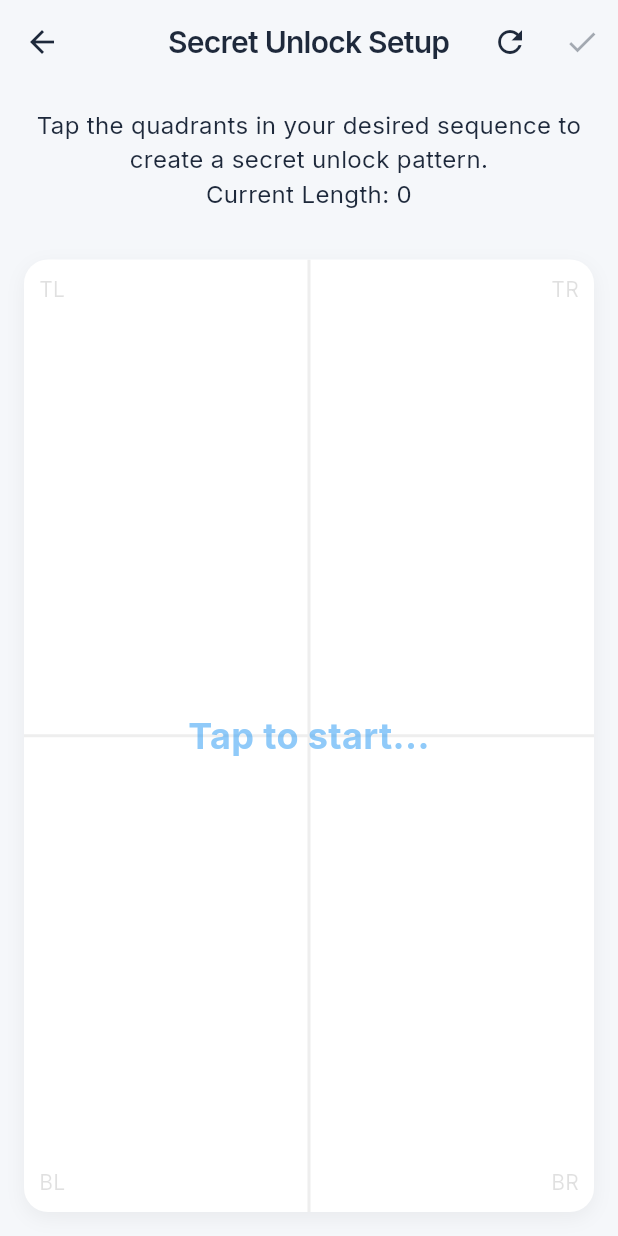
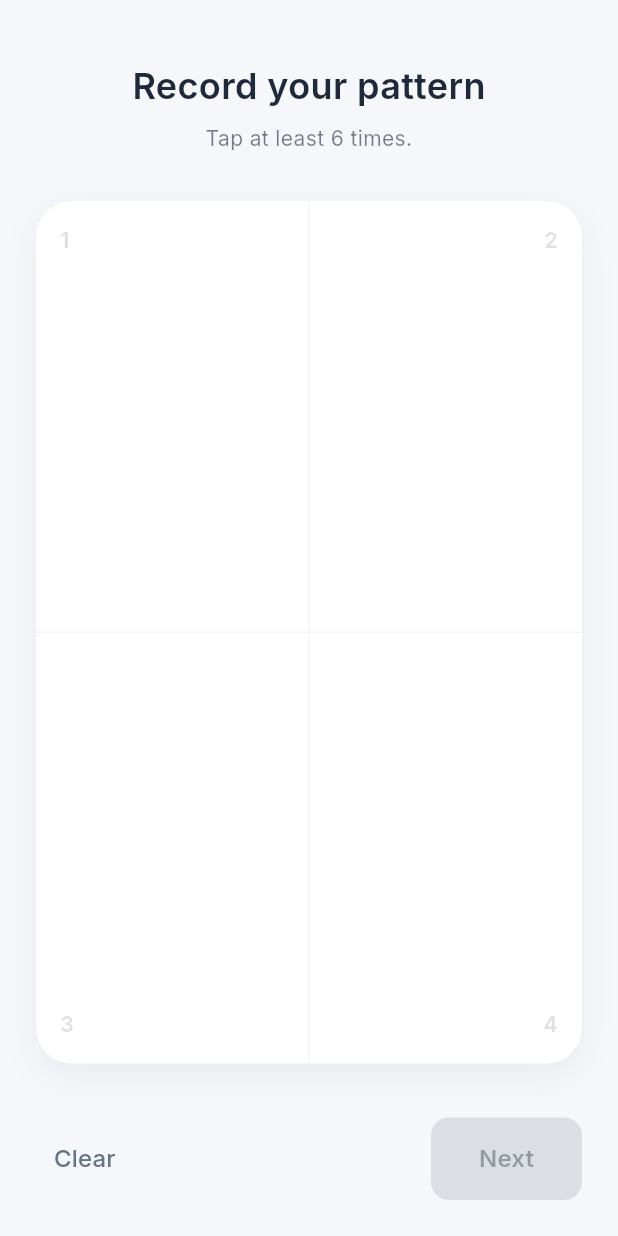
Before and after one commit to KiloMikeTango/Privacy-Protection, a Flutter app: the SecretSetupScreen screen opened by its route, on a phone screen of 412 x 824 dp. Run offline on Flutter 3.47's test engine with Material 3 defaults, Android fonts, the phone set to English and light mode, and no system bars; our stand-ins replace flutter_staggered_animations, google_fonts.

Commit message:
minimum 6 taps lock

```diff
--- a/lib/screens/home_screen.dart
+++ b/lib/screens/home_screen.dart
@@ -133,7 +133,7 @@ class _HomeScreenState extends State<HomeScreen> {
                                             color: _running
                                                 ? colorScheme.primary
                                                 : colorScheme.secondary,
-                                            fontWeight: FontWeight.w800,
+                                            fontWeight: FontWeight.w900,
                                           ),
                                     ),
                                   ),
--- a/lib/screens/secret_setup_screen.dart
+++ b/lib/screens/secret_setup_screen.dart
@@ -12,9 +12,13 @@ class SecretSetupScreen extends StatefulWidget {
 class _SecretSetupScreenState extends State<SecretSetupScreen> {
   static const MethodChannel _channel = MethodChannel('privacy_protection');
   final List<int> _pattern = [];
+  final List<int> _confirmedPattern = [];
   bool _saving = false;
+  bool _isConfirming = false; // false = Recording, true = Confirming
 
   void _handleTap(TapUpDetails details, Size size) {
+    if (_saving) return;
+
     final x = details.localPosition.dx;
     final y = details.localPosition.dy;
     final w = size.width;
@@ -25,26 +29,77 @@ class _SecretSetupScreenState extends State<SecretSetupScreen> {
     int quadrant = row * 2 + col; // 0=TL, 1=TR, 2=BL, 3=BR
 
     setState(() {
+      if (_isConfirming) {
+        _confirmedPattern.add(quadrant);
+      } else {
         _pattern.add(quadrant);
+      }
+    });
+  }
+
+  void _reset() {
+    setState(() {
+      _pattern.clear();
+      _confirmedPattern.clear();
+      _isConfirming = false;
+    });
+  }
+
+  void _advanceToConfirm() {
+    if (_pattern.length < 6) {
+      ScaffoldMessenger.of(context).showSnackBar(
+        const SnackBar(content: Text('Pattern must be at least 6 taps long.')),
+      );
+      return;
+    }
+    setState(() {
+      _isConfirming = true;
     });
   }
 
   Future<void> _save() async {
-    if (_pattern.isEmpty) return;
+    // Validation
+    if (_confirmedPattern.length != _pattern.length) {
+      // Wait for user to finish tapping same amount, or we can check on every tap.
+      // But typically user hits "Confirm".
+      // Let's verify content.
+    }
+
+    // Check match
+    bool match = true;
+    if (_confirmedPattern.length != _pattern.length) {
+      match = false;
+    } else {
+      for (int i = 0; i < _pattern.length; i++) {
+        if (_pattern[i] != _confirmedPattern[i]) {
+          match = false;
+          break;
+        }
+      }
+    }
+
+    if (!match) {
+      ScaffoldMessenger.of(context).showSnackBar(
+        const SnackBar(content: Text('Patterns do not match. Try again.')),
+      );
+      _reset(); // Restart from beginning for security
+      return;
+    }
+
     setState(() => _saving = true);
     try {
       await _channel.invokeMethod('saveSecretPattern', _pattern);
       if (mounted) {
-        ScaffoldMessenger.of(context).showSnackBar(
-          const SnackBar(content: Text('Secret pattern saved!')),
-        );
+        ScaffoldMessenger.of(
+          context,
+        ).showSnackBar(const SnackBar(content: Text('Secret pattern saved!')));
         Navigator.pop(context);
       }
     } catch (e) {
       if (mounted) {
-        ScaffoldMessenger.of(context).showSnackBar(
-          SnackBar(content: Text('Error: $e')),
-        );
+        ScaffoldMessenger.of(
+          context,
+        ).showSnackBar(SnackBar(content: Text('Error: $e')));
       }
     } finally {
       if (mounted) setState(() => _saving = false);
@@ -52,101 +107,161 @@ class _SecretSetupScreenState extends State<SecretSetupScreen> {
   }
 
   String _qName(int q) {
-    switch(q) {
-      case 0: return "TL"; // Top-Left
-      case 1: return "TR"; // Top-Right
-      case 2: return "BL"; // Bottom-Left
-      case 3: return "BR"; // Bottom-Right
-      default: return "?";
+    switch (q) {
+      case 0:
+        return "TL"; // Top-Left
+      case 1:
+        return "TR"; // Top-Right
+      case 2:
+        return "BL"; // Bottom-Left
+      case 3:
+        return "BR"; // Bottom-Right
+      default:
+        return "?";
     }
   }
 
   @override
   Widget build(BuildContext context) {
+    final theme = Theme.of(context);
+    final colorScheme = theme.colorScheme;
+
+    final currentList = _isConfirming ? _confirmedPattern : _pattern;
+    final String instruction = _isConfirming
+        ? "Confirm your pattern"
+        : "Record your pattern";
+    final String subInstruction = _isConfirming
+        ? "Tap the same sequence again."
+        : "Tap at least 6 times.";
+
     return Scaffold(
-      appBar: AppBar(
-        title: const Text('Secret Unlock Setup'),
-        actions: [
-          IconButton(
-            icon: const Icon(Icons.refresh),
-            onPressed: () => setState(() => _pattern.clear()),
-            tooltip: 'Reset',
+      backgroundColor: colorScheme.background,
+      body: SafeArea(
+        child: Column(
+          children: [
+            // Header similar to Android settings
+            Padding(
+              padding: const EdgeInsets.fromLTRB(24, 40, 24, 20),
+              child: Column(
+                children: [
+                  Text(
+                    instruction,
+                    style: GoogleFonts.inter(
+                      fontSize: 24,
+                      fontWeight: FontWeight.w600,
+                      color: colorScheme.onSurface,
                     ),
-          IconButton(
-            icon: const Icon(Icons.check),
-            onPressed: _pattern.isNotEmpty && !_saving ? _save : null,
-            tooltip: 'Save',
+                  ),
+                  const SizedBox(height: 8),
+                  Text(
+                    subInstruction,
+                    textAlign: TextAlign.center,
+                    style: GoogleFonts.inter(
+                      fontSize: 14,
+                      color: colorScheme.onSurface.withOpacity(0.6),
+                    ),
                   ),
                 ],
               ),
-      body: Column(
-        children: [
-          Padding(
-            padding: const EdgeInsets.all(16.0),
-            child: Text(
-              'Tap the quadrants in your desired sequence to create a secret unlock pattern.\n'
-              'Current Length: ${_pattern.length}',
-              textAlign: TextAlign.center,
-              style: GoogleFonts.inter(fontSize: 16),
             ),
-          ),
+
+            // Tap Area
             Expanded(
               child: LayoutBuilder(
                 builder: (context, constraints) {
                   return GestureDetector(
-                  onTapUp: (details) => _handleTap(details, constraints.biggest),
+                    onTapUp: (details) =>
+                        _handleTap(details, constraints.biggest),
                     child: Container(
-                    margin: const EdgeInsets.all(16),
+                      margin: const EdgeInsets.symmetric(
+                        horizontal: 24,
+                        vertical: 12,
+                      ),
                       decoration: BoxDecoration(
                         color: Colors.white,
-                      borderRadius: BorderRadius.circular(16),
+                        borderRadius: BorderRadius.circular(24),
                         boxShadow: [
                           BoxShadow(
                             color: Colors.black.withOpacity(0.05),
-                          blurRadius: 10,
-                          offset: const Offset(0, 4),
+                            blurRadius: 20,
+                            offset: const Offset(0, 8),
                           ),
                         ],
                       ),
                       child: ClipRRect(
-                      borderRadius: BorderRadius.circular(16),
+                        borderRadius: BorderRadius.circular(24),
                         child: Stack(
                           children: [
-                          // Grid lines
+                            // Subtle Grid lines
                             Center(
                               child: Container(
-                              width: 2,
+                                width: 1,
                                 height: double.infinity,
-                              color: Colors.grey.shade200,
+                                color: Colors.grey.shade100,
                               ),
                             ),
                             Center(
                               child: Container(
                                 width: double.infinity,
-                              height: 2,
-                              color: Colors.grey.shade200,
+                                height: 1,
+                                color: Colors.grey.shade100,
                               ),
                             ),
-                          // Quadrant Labels
-                          const Positioned(top: 10, left: 10, child: Text("TL", style: TextStyle(color: Colors.black12))),
-                          const Positioned(top: 10, right: 10, child: Text("TR", style: TextStyle(color: Colors.black12))),
-                          const Positioned(bottom: 10, left: 10, child: Text("BL", style: TextStyle(color: Colors.black12))),
-                          const Positioned(bottom: 10, right: 10, child: Text("BR", style: TextStyle(color: Colors.black12))),
+                            // Minimal Quadrant Labels
+                            const Positioned(
+                              top: 16,
+                              left: 16,
+                              child: Text(
+                                "1",
+                                style: TextStyle(
+                                  color: Colors.black12,
+                                  fontWeight: FontWeight.bold,
+                                ),
+                              ),
+                            ),
+                            const Positioned(
+                              top: 16,
+                              right: 16,
+                              child: Text(
+                                "2",
+                                style: TextStyle(
+                                  color: Colors.black12,
+                                  fontWeight: FontWeight.bold,
+                                ),
+                              ),
+                            ),
+                            const Positioned(
+                              bottom: 16,
+                              left: 16,
+                              child: Text(
+                                "3",
+                                style: TextStyle(
+                                  color: Colors.black12,
+                                  fontWeight: FontWeight.bold,
+                                ),
+                              ),
+                            ),
+                            const Positioned(
+                              bottom: 16,
+                              right: 16,
+                              child: Text(
+                                "4",
+                                style: TextStyle(
+                                  color: Colors.black12,
+                                  fontWeight: FontWeight.bold,
+                                ),
+                              ),
+                            ),
 
-                          // Pattern Display
+                            // Feedback Visualization (Dots)
+                            if (currentList.isNotEmpty)
                               Center(
-                            child: Padding(
-                              padding: const EdgeInsets.all(20.0),
                                 child: Text(
-                                _pattern.isEmpty
-                                  ? 'Tap to start...'
-                                  : _pattern.map(_qName).join(' -> '),
-                                textAlign: TextAlign.center,
+                                  "${currentList.length} Taps",
                                   style: GoogleFonts.inter(
-                                  fontSize: 24,
+                                    fontSize: 32,
                                     fontWeight: FontWeight.bold,
-                                  color: Colors.blue.withOpacity(0.5),
-                                ),
+                                    color: colorScheme.primary.withOpacity(0.2),
                                   ),
                                 ),
                               ),
@@ -158,7 +273,54 @@ class _SecretSetupScreenState extends State<SecretSetupScreen> {
                 },
               ),
             ),
+
+            // Bottom Action Bar
+            Container(
+              padding: const EdgeInsets.all(24),
+              child: Row(
+                mainAxisAlignment: MainAxisAlignment.spaceBetween,
+                children: [
+                  TextButton(
+                    onPressed: _reset,
+                    child: Text(
+                      _isConfirming ? "Cancel" : "Clear",
+                      style: GoogleFonts.inter(
+                        fontSize: 16,
+                        fontWeight: FontWeight.w500,
+                        color: colorScheme.secondary,
+                      ),
+                    ),
+                  ),
+
+                  ElevatedButton(
+                    onPressed: _isConfirming
+                        ? (_confirmedPattern.isNotEmpty ? _save : null)
+                        : (_pattern.isNotEmpty ? _advanceToConfirm : null),
+                    style: ElevatedButton.styleFrom(
+                      backgroundColor: colorScheme.primary,
+                      foregroundColor: colorScheme.onPrimary,
+                      padding: const EdgeInsets.symmetric(
+                        horizontal: 32,
+                        vertical: 16,
+                      ),
+                      shape: RoundedRectangleBorder(
+                        borderRadius: BorderRadius.circular(12),
+                      ),
+                      elevation: 0,
+                    ),
+                    child: Text(
+                      _isConfirming ? "Confirm" : "Next",
+                      style: GoogleFonts.inter(
+                        fontSize: 16,
+                        fontWeight: FontWeight.w600,
+                      ),
+                    ),
+                  ),
                 ],
+              ),
+            ),
+          ],
+        ),
       ),
     );
   }
```
Lines whose indentation alone changed are shown as unchanged.
